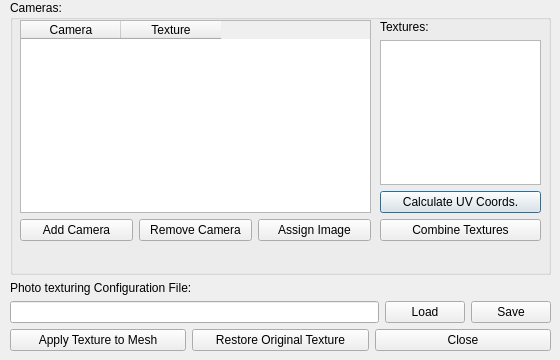
Above: src/meshlabplugins/edit_phototexturing/ui/photoTexturingDialog.ui from cnr-isti-vclab/meshlab before the change. Below: the same form after it.
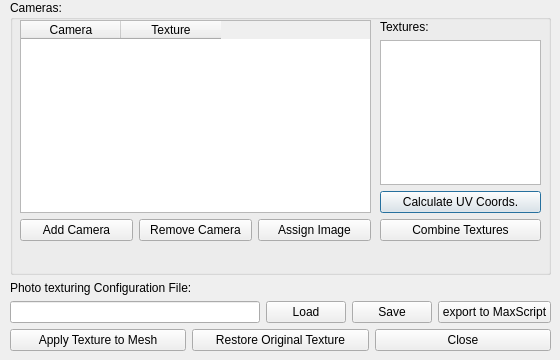
That is the form after the change.

Patch:
```diff
--- a/src/meshlabplugins/edit_phototexturing/ui/photoTexturingDialog.ui
+++ b/src/meshlabplugins/edit_phototexturing/ui/photoTexturingDialog.ui
@@ -195,6 +195,13 @@
           </property>
          </widget>
         </item>
+        <item>
+         <widget class="QPushButton" name="exportToMaxScriptPushButton" >
+          <property name="text" >
+           <string>export to MaxScript</string>
+          </property>
+         </widget>
+        </item>
        </layout>
       </item>
      </layout>
```
